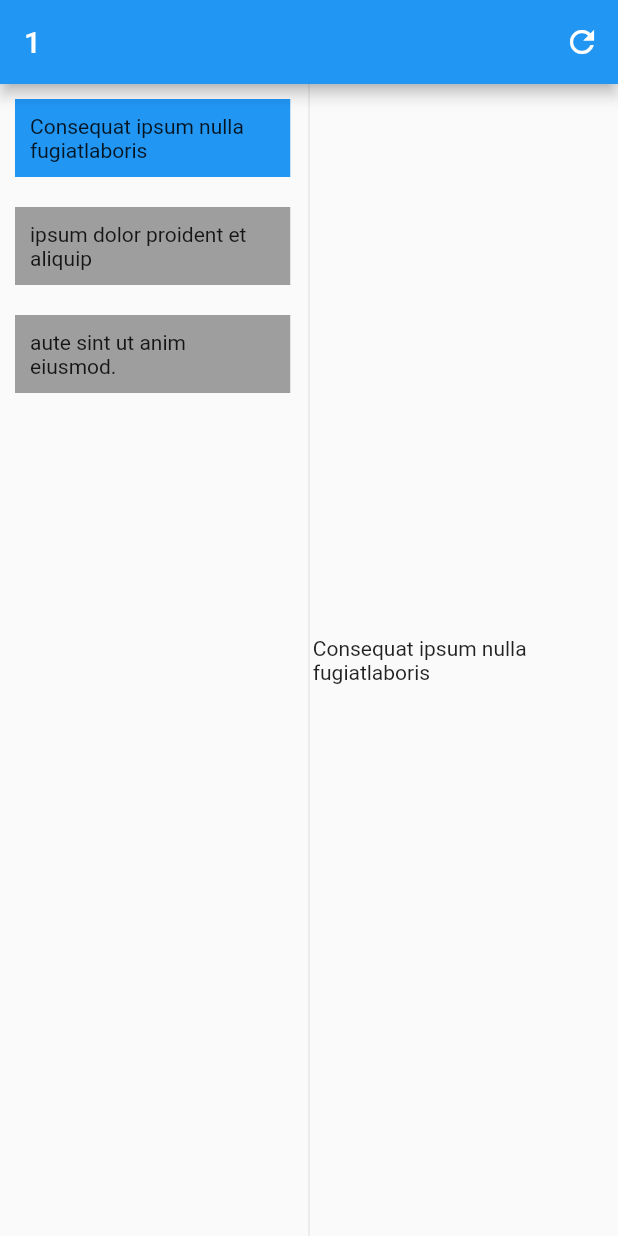
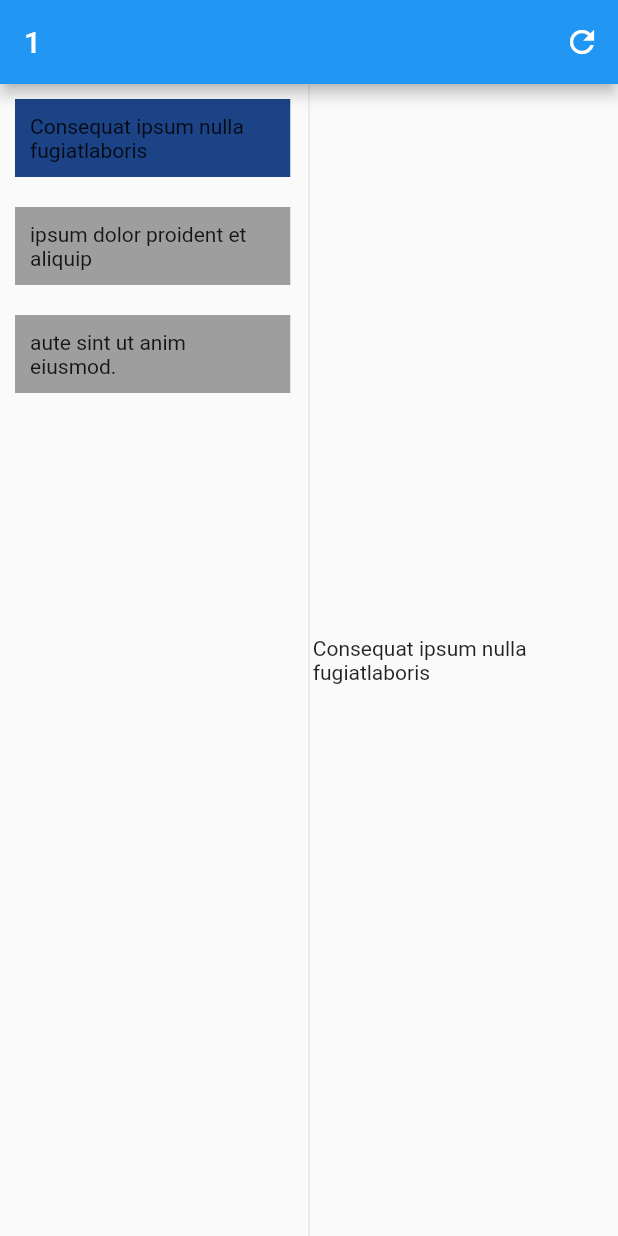
Before and after one commit to PaulRublev/flutter_inherited_widget, a Flutter app: the screen it shows after launch, after a tap on the "refresh" icon, on a phone screen of 412 x 824 dp. Run offline on Flutter 3.47's test engine with Material 2 defaults, Android fonts, the phone set to English and light mode, and no system bars.

Commit message:
Add random color

```diff
--- a/lib/widgets/text_list_view.dart
+++ b/lib/widgets/text_list_view.dart
@@ -1,4 +1,5 @@
 import 'package:flutter/material.dart';
+import 'dart:math' as math;
 
 import 'text_list.dart';
 
@@ -12,10 +13,15 @@ class TextListView extends StatefulWidget {
 }
 
 class _TextListViewState extends State<TextListView> {
+  late Color color;
+
   @override
   void didChangeDependencies() {
     super.didChangeDependencies();
     print('did change dep ListView');
+    color = Color(
+      (math.Random().nextDouble() * 0xFFFFFF).toInt(),
+    ).withOpacity(1.0);
   }
 
   @override
@@ -32,9 +38,8 @@ class _TextListViewState extends State<TextListView> {
           child: Container(
             padding: const EdgeInsets.all(10),
             margin: const EdgeInsets.all(10),
-            color: TextList.of(context)?.indexElem == index
-                ? Theme.of(context).primaryColor
-                : Colors.grey,
+            color:
+                TextList.of(context)?.indexElem == index ? color : Colors.grey,
             child: Text(texts![index]),
           ),
         );
```
